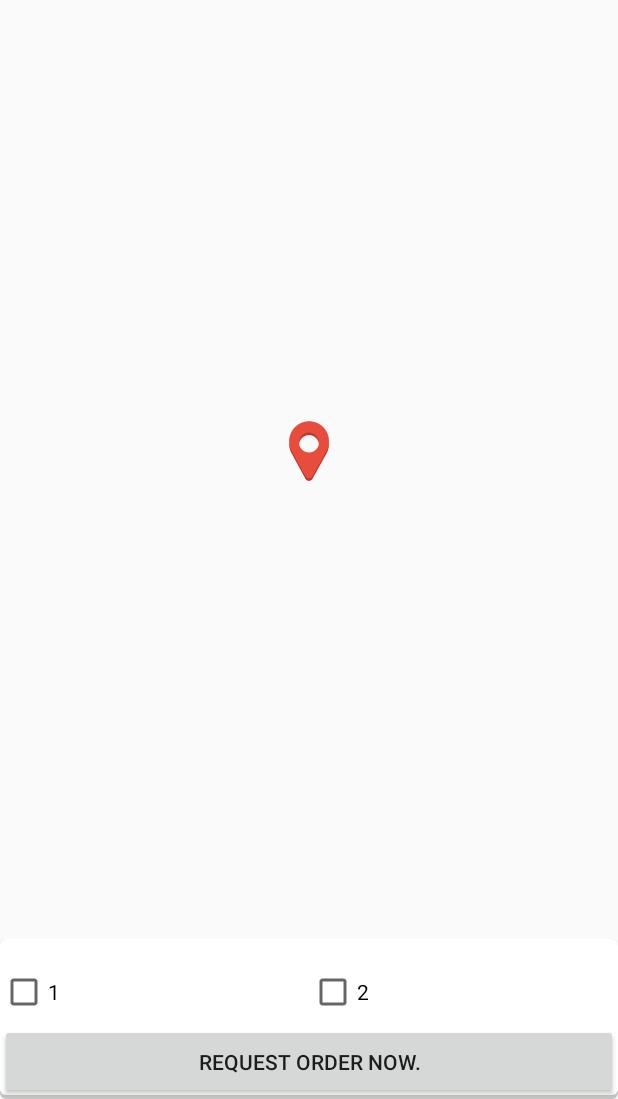
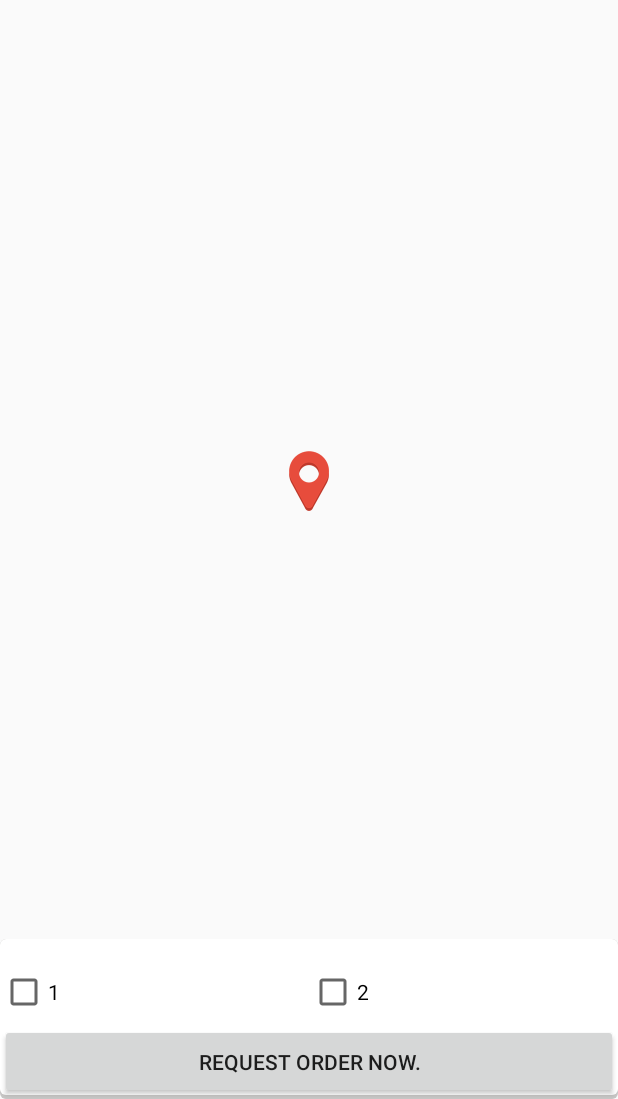
Before and after one commit to illinoistech-itm/amf, an Android app: the screen it shows after launch (MapsActivity), on a phone screen of 412 x 824 dp, the part 137-1236 px from its top. Run offline under Robolectric (Android 15) with nearby library versions, the phone set to English and light mode, and no system bars.

Commit message:
Make map size and marker flexible
Erase marker margin_bottom and map height flexible(wrap_content)

```diff
--- a/app/src/main/res/layout/activity_maps.xml
+++ b/app/src/main/res/layout/activity_maps.xml
@@ -23,7 +23,7 @@
         android:layout_marginTop="?attr/actionBarSize"
         android:name="com.google.android.gms.maps.SupportMapFragment"
         android:layout_width="match_parent"
-        android:layout_height="491dp"
+        android:layout_height="wrap_content"
         tools:context="com.example.kaeuc.dronemaster.MapsActivity" />
 
 
@@ -31,7 +31,6 @@
     <ImageView
         android:layout_width="40dp"
         android:layout_height="40dp"
-        android:layout_marginBottom="20dp"
         android:layout_gravity="center"
         android:src="@drawable/map_marker"
            />
```
